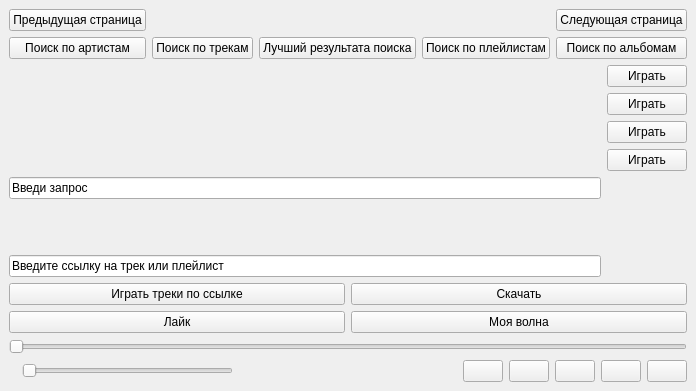
Old version of the form Ui/Main.ui in the repository KirMozor/Yamux.
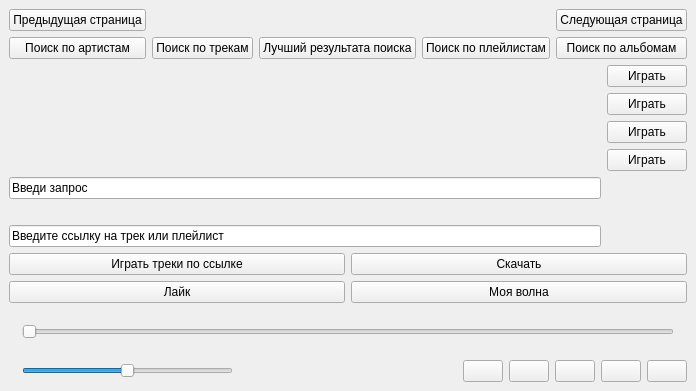
New version of the form. Icons and pictures are not drawn.

The edit to the form file:
```diff
--- a/Ui/Main.ui
+++ b/Ui/Main.ui
@@ -192,17 +192,6 @@
       </item>
      </layout>
     </item>
-    <item row="2" column="0">
-     <layout class="QVBoxLayout" name="verticalLayout">
-      <item>
-       <widget class="QSlider" name="slider_track">
-        <property name="orientation">
-         <enum>Qt::Horizontal</enum>
-        </property>
-       </widget>
-      </item>
-     </layout>
-    </item>
     <item row="3" column="0">
      <layout class="QHBoxLayout" name="horizontalLayout">
       <item>
@@ -217,6 +206,15 @@
       </item>
       <item>
        <widget class="QSlider" name="slider_change_volume">
+        <property name="maximum">
+         <number>100</number>
+        </property>
+        <property name="value">
+         <number>50</number>
+        </property>
+        <property name="sliderPosition">
+         <number>50</number>
+        </property>
         <property name="orientation">
          <enum>Qt::Horizontal</enum>
         </property>
@@ -299,6 +297,31 @@
       </item>
      </layout>
     </item>
+    <item row="2" column="0">
+     <layout class="QHBoxLayout" name="horizontalLayout_2">
+      <item>
+       <widget class="QLabel" name="current_slider_track">
+        <property name="text">
+         <string/>
+        </property>
+       </widget>
+      </item>
+      <item>
+       <widget class="QSlider" name="slider_track">
+        <property name="orientation">
+         <enum>Qt::Horizontal</enum>
+        </property>
+       </widget>
+      </item>
+      <item>
+       <widget class="QLabel" name="total_slider_track">
+        <property name="text">
+         <string/>
+        </property>
+       </widget>
+      </item>
+     </layout>
+    </item>
    </layout>
   </widget>
  </widget>
```
